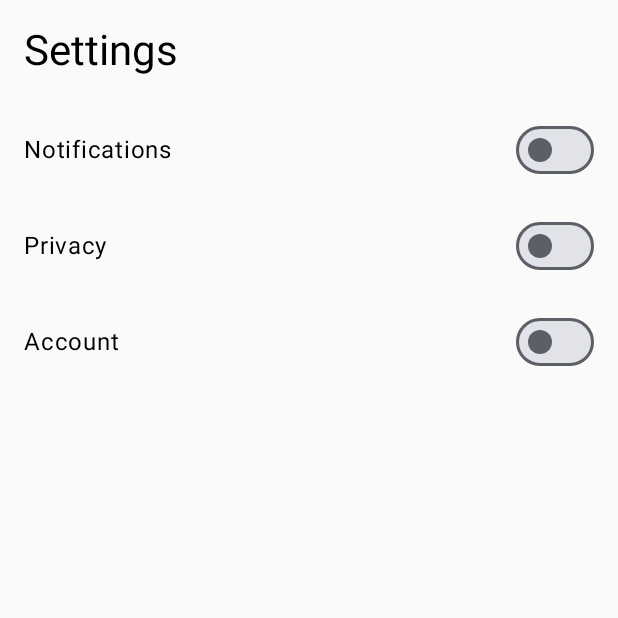
After one commit to almostfelix/PetPal, an Android app built with Jetpack Compose: the SettingsScreen screen opened through its navigation route, on a phone screen of 412 x 824 dp, the top half of it. The commit adds this screen. Run offline under Robolectric (Android 15) with nearby library versions, the phone set to English and light mode, and no system bars.

Commit message:
- Created Settings screen, with working buttons.

```diff
--- a/PetPal/app/build.gradle.kts
+++ b/PetPal/app/build.gradle.kts
@@ -49,6 +49,7 @@ dependencies {
     implementation(libs.androidx.ui.graphics)
     implementation(libs.androidx.ui.tooling.preview)
     implementation(libs.androidx.material3)
+    implementation(libs.androidx.navigation.compose)
     testImplementation(libs.junit)
     androidTestImplementation(libs.androidx.junit)
     androidTestImplementation(libs.androidx.espresso.core)
--- a/PetPal/app/src/main/java/com/example/jetpackcomposetest/MainActivity.kt
+++ b/PetPal/app/src/main/java/com/example/jetpackcomposetest/MainActivity.kt
@@ -1,6 +1,7 @@
 package com.example.jetpackcomposetest
 
 import android.os.Bundle
+import android.util.Log
 import androidx.activity.ComponentActivity
 import androidx.activity.compose.setContent
 import androidx.activity.enableEdgeToEdge
@@ -42,6 +43,9 @@ import androidx.compose.ui.res.painterResource
 import androidx.compose.ui.tooling.preview.Preview
 import androidx.compose.ui.unit.dp
 import androidx.compose.ui.unit.sp
+import androidx.navigation.compose.NavHost
+import androidx.navigation.compose.composable
+import androidx.navigation.compose.rememberNavController
 import com.example.jetpackcomposetest.ui.theme.JetpackComposeTestTheme
 
 class MainActivity : ComponentActivity() {
@@ -49,6 +53,21 @@ class MainActivity : ComponentActivity() {
         super.onCreate(savedInstanceState)
         enableEdgeToEdge()
         setContent {
+            JetpackComposeTestTheme {
+                val navController = rememberNavController()
+
+                NavHost(navController = navController, startDestination = "main") {
+                    composable("main") { MainScreen { navController.navigate("settings") } }
+                    composable("settings") { SettingsScreen() }
+                }
+            }
+        }
+
+
+    }
+
+    @Composable
+    fun MainScreen(onSettingsClick: () -> Unit) {
         JetpackComposeTestTheme {
             Column(
                 modifier = Modifier
@@ -145,7 +164,8 @@ class MainActivity : ComponentActivity() {
                             modifier = Modifier
                                 .width(40.dp)
                                 .height(40.dp)
-                                    .align(Alignment.CenterVertically),
+                                .align(Alignment.CenterVertically)
+                                .clickable { onSettingsClick() },
                             colors = CardDefaults.cardColors(containerColor = colorResource(id = R.color.bg)),
                             elevation = CardDefaults.cardElevation(defaultElevation = 4.dp),
                             shape = RoundedCornerShape(25.dp)
@@ -171,8 +191,7 @@ class MainActivity : ComponentActivity() {
                 }
             }
         }
-        }
-    }
+
     }
 
     @Preview(showBackground = true)
@@ -273,10 +292,12 @@ fun GreetingPreview() {
                         modifier = Modifier
                             .width(40.dp)
                             .height(40.dp)
-                        .align(Alignment.CenterVertically),
+                            .align(Alignment.CenterVertically)
+                            .clickable { Log.d("log", "hello") },
                         colors = CardDefaults.cardColors(containerColor = colorResource(id = R.color.bg)),
                         elevation = CardDefaults.cardElevation(defaultElevation = 4.dp),
                         shape = RoundedCornerShape(25.dp)
+
                     ) {
                         Box(
                             modifier = Modifier
@@ -292,6 +313,8 @@ fun GreetingPreview() {
                                     .size(32.dp)
                                     .align(Alignment.Center)
                             )
+
+
                         }
 
                     }
@@ -299,3 +322,4 @@ fun GreetingPreview() {
             }
         }
     }
+}
--- /dev/null
+++ b/PetPal/app/src/main/java/com/example/jetpackcomposetest/SettingsScreen.kt
@@ -0,0 +1,55 @@
+// SettingsScreen.kt
+package com.example.jetpackcomposetest
+
+import androidx.compose.foundation.layout.*
+import androidx.compose.material3.*
+import androidx.compose.runtime.Composable
+import androidx.compose.ui.Alignment
+import androidx.compose.ui.Modifier
+import androidx.compose.ui.unit.dp
+import androidx.compose.ui.tooling.preview.Preview
+import com.example.jetpackcomposetest.ui.theme.JetpackComposeTestTheme
+
+@Composable
+fun SettingsScreen() {
+    Column(
+        modifier = Modifier
+            .fillMaxSize()
+            .padding(16.dp),
+        verticalArrangement = Arrangement.Top,
+        horizontalAlignment = Alignment.Start
+    ) {
+        Text(text = "Settings", style = MaterialTheme.typography.headlineMedium)
+
+        Spacer(modifier = Modifier.height(16.dp))
+
+        SettingItem(title = "Notifications")
+        SettingItem(title = "Privacy")
+        SettingItem(title = "Account")
+    }
+}
+
+@Composable
+fun SettingItem(title: String) {
+    Row(
+        modifier = Modifier
+            .fillMaxWidth()
+            .padding(vertical = 8.dp),
+        verticalAlignment = Alignment.CenterVertically
+    ) {
+        Text(
+            text = title,
+            modifier = Modifier.weight(1f),
+            style = MaterialTheme.typography.bodyLarge
+        )
+        Switch(checked = false, onCheckedChange = {})
+    }
+}
+
+@Preview(showBackground = true)
+@Composable
+fun SettingsScreenPreview() {
+    JetpackComposeTestTheme {
+        SettingsScreen()
+    }
+}
--- a/PetPal/gradle/libs.versions.toml
+++ b/PetPal/gradle/libs.versions.toml
@@ -8,6 +8,7 @@ espressoCore = "3.5.1"
 lifecycleRuntimeKtx = "2.6.1"
 activityCompose = "1.8.0"
 composeBom = "2024.04.01"
+navigationCompose = "2.8.3"
 
 [libraries]
 androidx-core-ktx = { group = "androidx.core", name = "core-ktx", version.ref = "coreKtx" }
@@ -24,6 +25,7 @@ androidx-ui-tooling-preview = { group = "androidx.compose.ui", name = "ui-toolin
 androidx-ui-test-manifest = { group = "androidx.compose.ui", name = "ui-test-manifest" }
 androidx-ui-test-junit4 = { group = "androidx.compose.ui", name = "ui-test-junit4" }
 androidx-material3 = { group = "androidx.compose.material3", name = "material3" }
+androidx-navigation-compose = { group = "androidx.navigation", name = "navigation-compose", version.ref = "navigationCompose" }
 
 [plugins]
 android-application = { id = "com.android.application", version.ref = "agp" }
```
Lines whose indentation alone changed are shown as unchanged.
